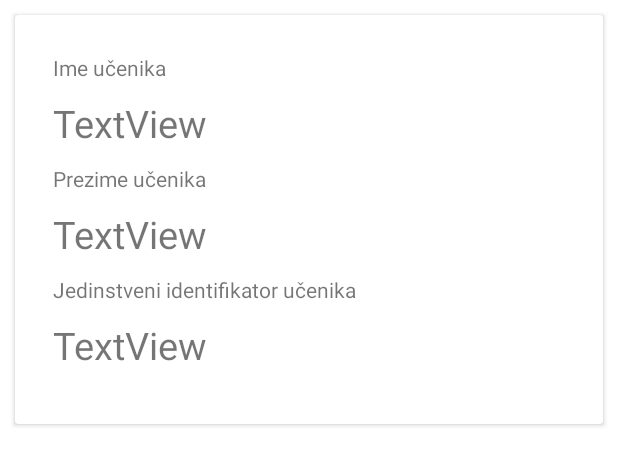
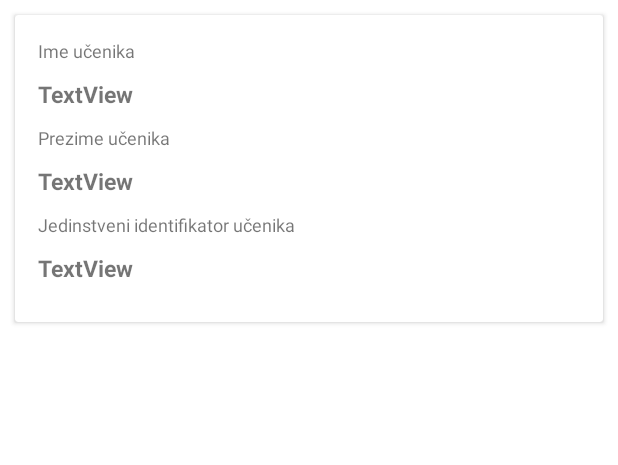
Before and after one commit to srna1997/eDnevnik, an Android app: the layout user_list_items.xml on its own in the app's theme, with its tools: preview values and no code run, on a phone screen of 412 x 824 dp. Shown: the top 465 px of the screen. Run offline under Robolectric (Android 15) with nearby library versions, the phone set to English and light mode, and no system bars.

Commit message:
eDnevnik in java

```diff
--- a/app/src/main/res/layout/user_list_items.xml
+++ b/app/src/main/res/layout/user_list_items.xml
@@ -8,13 +8,14 @@
         android:layout_width="match_parent"
         android:layout_height="match_parent"
         android:orientation="vertical"
-        android:padding="25dp">
+        android:padding="15dp">
 
         <TextView
             android:id="@+id/textView7"
             android:layout_width="match_parent"
             android:layout_height="wrap_content"
-            android:text="Ime učenika" />
+            android:text="Ime učenika"
+            android:textSize="12sp" />
 
         <TextView
             android:id="@+id/studentNameTxt"
@@ -23,13 +24,15 @@
             android:paddingTop="10dp"
             android:paddingBottom="10dp"
             android:text="TextView"
-            android:textSize="25sp" />
+            android:textSize="15sp"
+            android:textStyle="bold" />
 
         <TextView
             android:id="@+id/textView8"
             android:layout_width="match_parent"
             android:layout_height="wrap_content"
-            android:text="Prezime učenika" />
+            android:text="Prezime učenika"
+            android:textSize="12sp" />
 
         <TextView
             android:id="@+id/studentSurnameTxt"
@@ -38,13 +41,15 @@
             android:paddingTop="10dp"
             android:paddingBottom="10dp"
             android:text="TextView"
-            android:textSize="25sp" />
+            android:textSize="15sp"
+            android:textStyle="bold" />
 
         <TextView
             android:id="@+id/textView9"
             android:layout_width="match_parent"
             android:layout_height="wrap_content"
-            android:text="Jedinstveni identifikator učenika" />
+            android:text="Jedinstveni identifikator učenika"
+            android:textSize="12sp" />
 
         <TextView
             android:id="@+id/studentUIdTxt"
@@ -53,7 +58,8 @@
             android:paddingTop="10sp"
             android:paddingBottom="10sp"
             android:text="TextView"
-            android:textSize="25sp" />
+            android:textSize="15dp"
+            android:textStyle="bold" />
     </LinearLayout>
 
 </androidx.cardview.widget.CardView>
```
